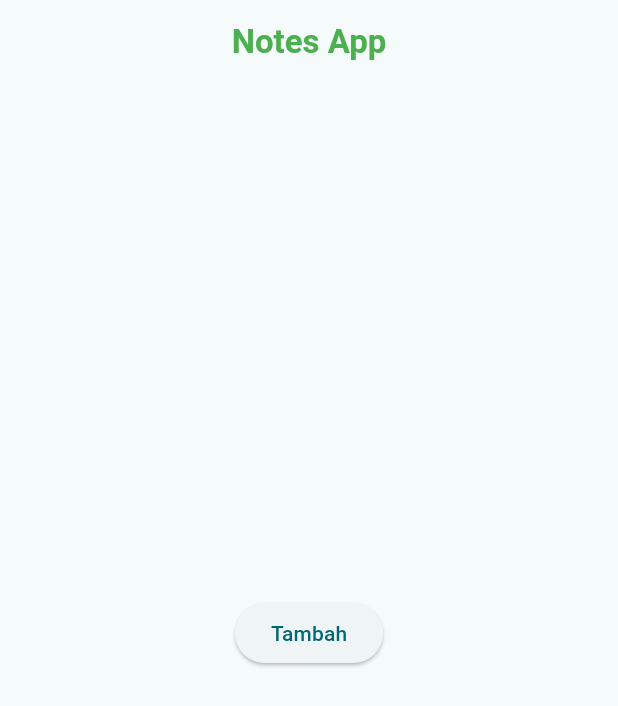
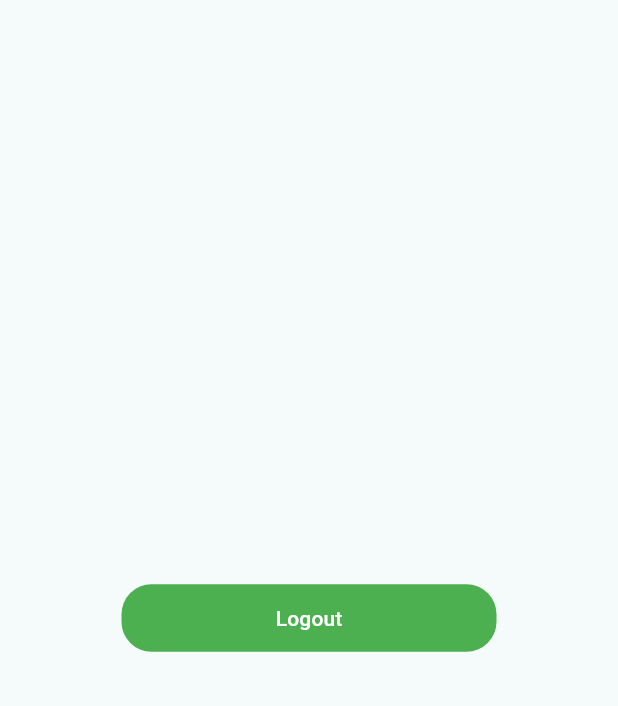
Before and after one commit to DeanDamianus/Mini_Project, a Flutter app: the HomePage screen opened directly, on a phone screen of 412 x 824 dp. Shown: the top 706 px of the screen. Run offline on Flutter 3.47's test engine with Material 2 defaults, Android fonts, the phone set to English and light mode, and no system bars; our stand-ins replace firebase_auth, firebase_core; accounts and stored records are empty; network calls fail.

Commit message:
update sementara

```diff
--- a/RecyclerApp/lib/HomePage.dart
+++ b/RecyclerApp/lib/HomePage.dart
@@ -1,4 +1,5 @@
 import 'package:flutter/material.dart';
+import 'login.dart';
 
 class HomePage extends StatelessWidget {
   const HomePage({super.key});
@@ -6,29 +7,56 @@ class HomePage extends StatelessWidget {
   @override
   Widget build(BuildContext context) {
     return Scaffold(
-      appBar: AppBar(
-        centerTitle: true,
-        title: const Text(
-  'Notes App',
-  style: TextStyle(fontWeight: FontWeight.bold,color: Colors.green),
-),
-      ),
-      body: Column(
-        children: [
-          Container(
-            child: Center(
-              child: Text('')
+  //       appBar: AppBar(
+  //         title: Row(
+  //             mainAxisAlignment: MainAxisAlignment.center,
+  //             children: [
+  //                 Image.network(
+  //                'https://media.istockphoto.com/id/1162752096/id/vektor/ilustrasi-vektor-tanda-daur-ulang.jpg?s=612x612&w=0&k=20&c=ZqErz5KqKUeicER-S5vg1dBkwEtsAfjLmynx1-edtoQ=',
+  //                 fit: BoxFit.contain,
+  //                 height: 32,
+  //             ),
+  //             Container(
+  //                 padding: const EdgeInsets.all(8.0), child: Text('Re-Cycler'))
+  //           ],
+
+  //         ),
+  // ),
+      body: Center(
+        child: SingleChildScrollView(
+            child: Padding(
+              padding: const EdgeInsets.all(20),
+              child: Column(
+                crossAxisAlignment: CrossAxisAlignment.center,
+                mainAxisAlignment: MainAxisAlignment.center,
+                children: [
+                  Container(
+
+                    width: 250,
+                    height: 45,
+                    child: TextButton(
+                      style: TextButton.styleFrom(
+                        backgroundColor: Colors.green,
+                        shape: RoundedRectangleBorder(
+                          borderRadius: BorderRadius.circular(20),
+                        ),
+                      ),
+                      onPressed: () {
+                        Navigator.push(context,
+                            MaterialPageRoute(builder: (context) => loginRegister()));
+                      },
+                      child: Text(
+                        "Logout",
+                        style: TextStyle(
+                          color: Color(0xffffffff),
+                        ),
+                      ),
+                    ),
+                  ),
+                ],
+              ),
             ),
           ),
-          Container(
-            padding: EdgeInsets.fromLTRB(0, 0, 0, 300),
-            child: Text(''),
-          ),
-          Container(
-            child: ElevatedButton(onPressed: (){},child: Text('Tambah')),
-          )
-        ],
-
       )
     );
   }
--- a/RecyclerApp/pubspec.yaml
+++ b/RecyclerApp/pubspec.yaml
@@ -35,6 +35,8 @@ dependencies:
   # The following adds the Cupertino Icons font to your application.
   # Use with the CupertinoIcons class for iOS style icons.
   cupertino_icons: ^1.0.2
+  firebase_core: ^2.10.0
+  firebase_auth: ^4.4.2
 
 dev_dependencies:
   flutter_test:
```
Also changed, not shown: RecyclerApp/lib/Siginin.dart (added, +96 -0 lines), RecyclerApp/lib/login.dart (added, +147 -0 lines), RecyclerApp/lib/main.dart (+35 -1 lines), RecyclerApp/pubspec.lock, 5 other files.
